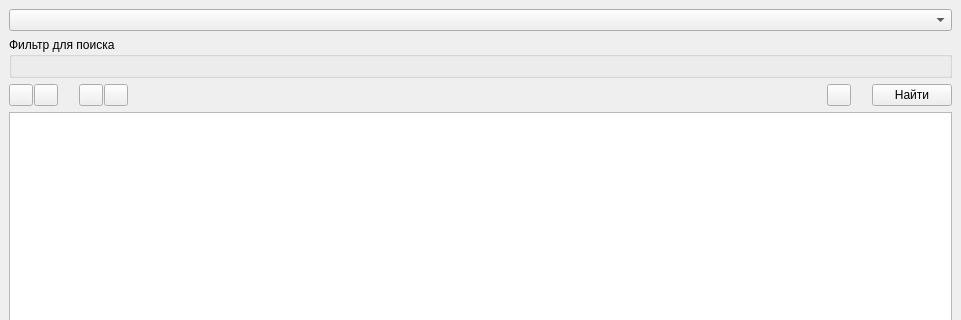
johnzet39/QGIS-plugin-DataSearcher, file data_searcher_dockwidget_base.ui: the form before one commit; both pictures show x 0 to 961 and y 0 to 320 of the 961 by 694 pixel window.
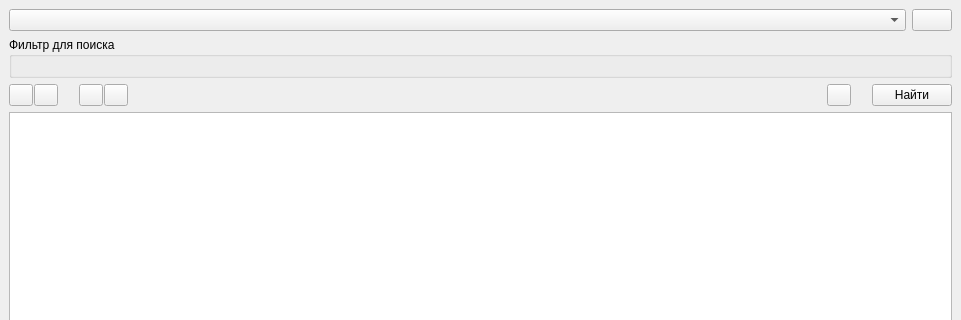
The form after the commit. Icons and pictures are not drawn. Custom widgets are drawn as their Qt base class.

Commit message: Fix dynamic field constructor. Change layer combobox. Fix signals.

The edit to the form file:
```diff
--- a/data_searcher_dockwidget_base.ui
+++ b/data_searcher_dockwidget_base.ui
@@ -16,11 +16,28 @@
   <widget class="QWidget" name="dockWidgetContents">
    <layout class="QVBoxLayout" name="verticalLayout_2">
     <item>
-     <widget class="QgsMapLayerComboBox" name="combo_layers">
-      <property name="toolTip">
-       <string>Слой для поиска</string>
-      </property>
-     </widget>
+     <layout class="QHBoxLayout" name="horizontalLayout">
+      <item>
+       <widget class="QComboBox" name="combo_layers"/>
+      </item>
+      <item>
+       <widget class="QPushButton" name="buttonRefreshLayers">
+        <property name="sizePolicy">
+         <sizepolicy hsizetype="Maximum" vsizetype="Fixed">
+          <horstretch>0</horstretch>
+          <verstretch>0</verstretch>
+         </sizepolicy>
+        </property>
+        <property name="text">
+         <string/>
+        </property>
+        <property name="icon">
+         <iconset resource="resources.qrc">
+          <normaloff>:/plugins/_Data_searcher/icons/refresh_24.png</normaloff>:/plugins/_Data_searcher/icons/refresh_24.png</iconset>
+        </property>
+       </widget>
+      </item>
+     </layout>
     </item>
     <item>
      <widget class="QGroupBox" name="fieldsGroupBox">
@@ -264,13 +281,6 @@
    </layout>
   </widget>
  </widget>
- <customwidgets>
-  <customwidget>
-   <class>QgsMapLayerComboBox</class>
-   <extends>QComboBox</extends>
-   <header>qgsmaplayercombobox.h</header>
-  </customwidget>
- </customwidgets>
  <resources/>
  <connections/>
 </ui>
```
Left out of the diff: 2 changed lines with no effect on the pictures. The commit also changes 7 other files.
